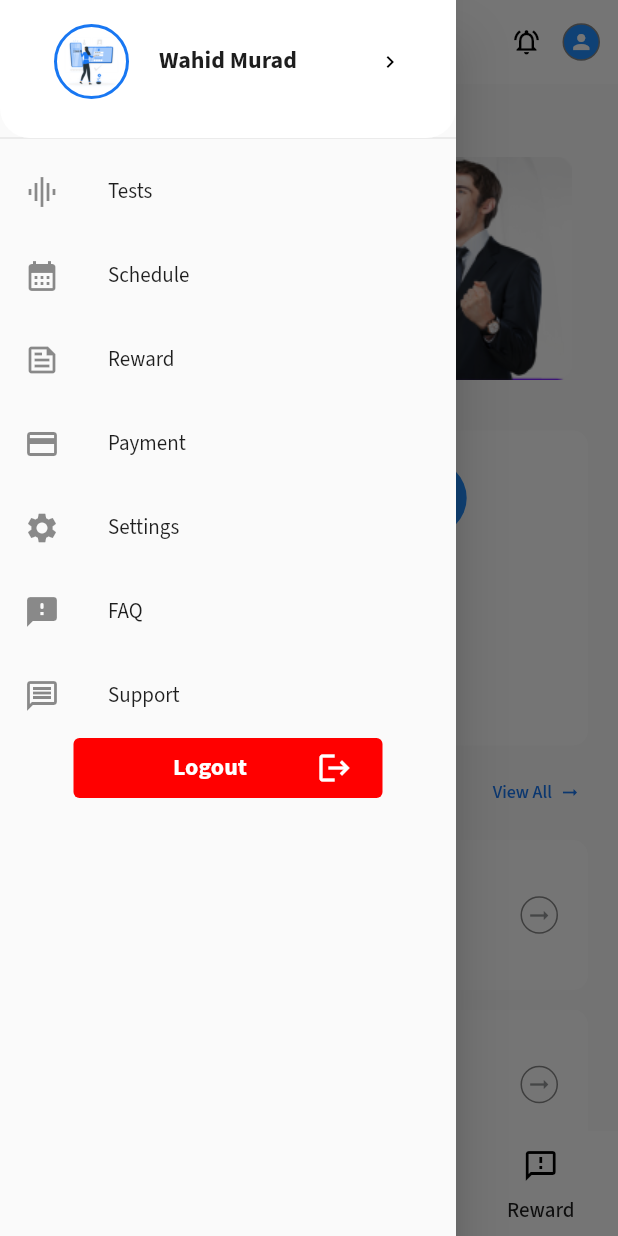
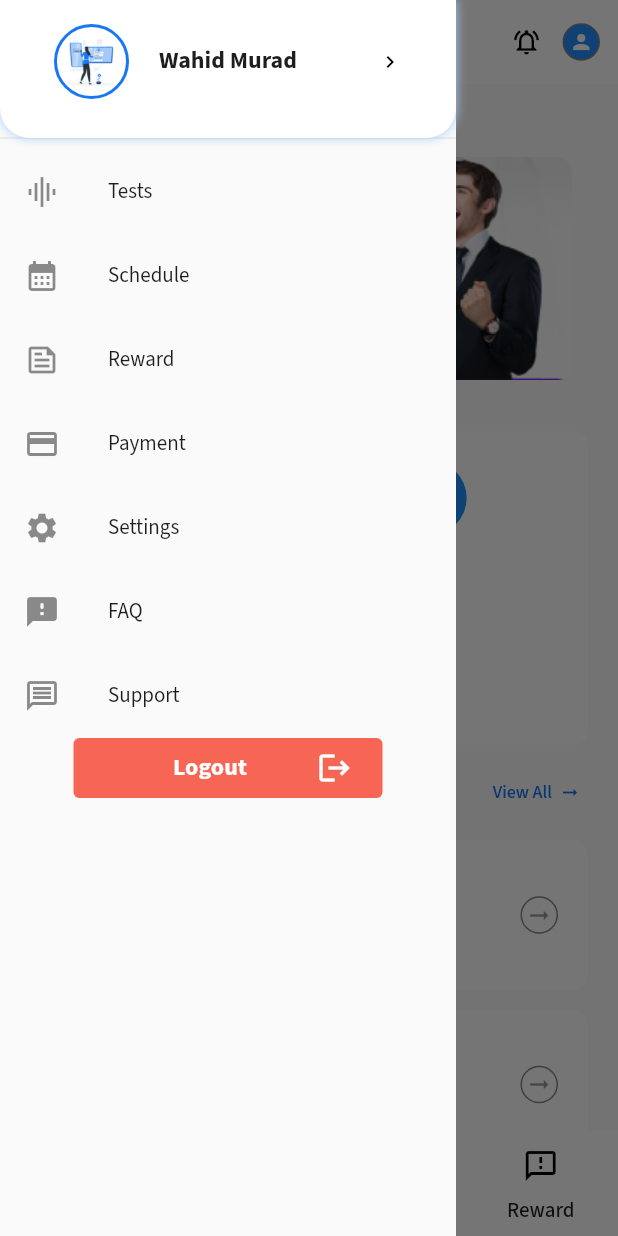
Before and after one commit to wahidmurad1/Mock-Test-App, a Flutter app: the HomeScreen screen opened by its route, with the side drawer open, on a phone screen of 412 x 824 dp. Run offline on Flutter 3.47's test engine with Material 2 defaults, Android fonts, the phone set to English and light mode, and no system bars; drawn by our look-alikes of carousel_slider; our stand-ins replace get, intl_phone_field, pin_code_fields.

Commit message:
common alert dialog ui modification

```diff
--- a/lib/utils/constants/colors.dart
+++ b/lib/utils/constants/colors.dart
@@ -19,5 +19,6 @@ const Color cMediumShadeOrangeColor = Color(0xFFB25000);
 const Color cSlateBlueColor = Color(0xFF5856D6);
 // const Color cVividBlueColor = Color(0xFF0A84FF);
 const Color cGreyColor = Color(0xFF3C3C43);
-const Color cRedColor = Color(0xFFFF0000);
+// const Color cRedColor = Color(0xFFFF0000);
+const Color cRedAccentColor = Color(0xFFF76554);
 const Color cBlueShade = Color(0XFFB8B1FF);
--- a/lib/utils/constants/strings.dart
+++ b/lib/utils/constants/strings.dart
@@ -41,7 +41,9 @@ const String ksPayment = 'Payment';
 const String ksSettings = 'Settings';
 const String ksFAQ = 'FAQ';
 const String ksSupport = 'Support';
-const String ksLogout = 'Logout';
+const String ksLogOut = 'Logout';
+const String ksConfirmation = 'Conformation';
+const String ksAreYouSureYouWantToLogout = 'Are you sure you want to Logout';
 
 
 //! end:: string
--- a/lib/widgets/common/common_drawer.dart
+++ b/lib/widgets/common/common_drawer.dart
@@ -1,4 +1,5 @@
 import 'package:mock_test_app/utils/constants/imports.dart';
+import 'package:mock_test_app/widgets/alert_dialog/common_alert_dialog.dart';
 
 class CustomDrawer extends StatelessWidget {
   const CustomDrawer({super.key});
@@ -6,6 +7,7 @@ class CustomDrawer extends StatelessWidget {
   @override
   Widget build(BuildContext context) {
     return Drawer(
+      elevation: 0,
       child: ListView(
         children: [
           SizedBox(
@@ -14,16 +16,21 @@ class CustomDrawer extends StatelessWidget {
               decoration: const BoxDecoration(
                 color: cWhiteColor,
                 borderRadius: BorderRadius.only(
-                  topLeft: Radius.circular(0),
-                  topRight: Radius.circular(0),
+                  bottomRight: Radius.circular(20),
                   bottomLeft: Radius.circular(20),
-                  bottomRight: Radius.circular(20),
                 ),
+                boxShadow: [
+                  BoxShadow(
+                    color: cBottomNavBarColor,
+                    spreadRadius: 0,
+                    blurRadius: 5,
+                    offset: Offset(0, 0),
                   ),
-              child: ListView(
+                ],
+              ),
+              child: Column(
                 children: [
-                  Center(
-                    child: Padding(
+                  Padding(
                     padding: const EdgeInsets.symmetric(horizontal: k20Padding),
                     child: Row(
                       children: [
@@ -55,17 +62,6 @@ class CustomDrawer extends StatelessWidget {
                       ],
                     ),
                   ),
-                  ),
-                  //  const Padding(
-                  //     padding:  EdgeInsets.only(right: 20, top: 10),
-                  //     child: Align(
-                  //       alignment: Alignment.topRight,
-                  //       child: Icon(
-                  //         Icons.verified,
-                  //         color: Colors.blue,
-                  //       ),
-                  //     ),
-                  //   ),
                 ],
               ),
               // }),
@@ -100,11 +96,14 @@ class CustomDrawer extends StatelessWidget {
             title: ksSupport,
           ),
           CustomElevatedButton(
-            label: ksLogout,
-            onPressed: () {},
+            label: ksLogOut.tr,
+            onPressed: () {
+              logout(context);
+            },
+            buttonWidth: width * 0.5,
             buttonHeight: h40,
             labelIcon: Icons.logout,
-            buttonColor: cRedColor,
+            buttonColor: cRedAccentColor,
             textStyle: p16MediumTextStyle(cWhiteColor),
           ),
         ],
@@ -128,3 +127,34 @@ class CustomListTileForDrawer extends StatelessWidget {
     );
   }
 }
+
+void logout(BuildContext context) {
+  showAlertDialog(
+    context: context,
+    child: CommonAlertDialog(
+      title: ksConfirmation.tr,
+      addContent: Padding(
+        padding: const EdgeInsets.symmetric(vertical: k5Padding),
+        child: Text(
+          ksAreYouSureYouWantToLogout.tr,
+          textAlign: TextAlign.center,
+          style: p14MediumTextStyle(cTextPrimaryColor),
+        ),
+      ),
+      actions: [
+        CustomElevatedButton(
+          buttonWidth: width * .5,
+          buttonHeight: h40,
+          label: ksLogOut.tr,
+          buttonColor: cRedAccentColor,
+          onPressed: () async {
+            //*Logout Api Call Here
+          },
+        ),
+        kH10sizedBox,
+      ],
+      hasCloseBtn: true,
+      onClose: () => Get.back(),
+    ),
+  );
+}
```
Lines whose indentation alone changed are shown as unchanged.
